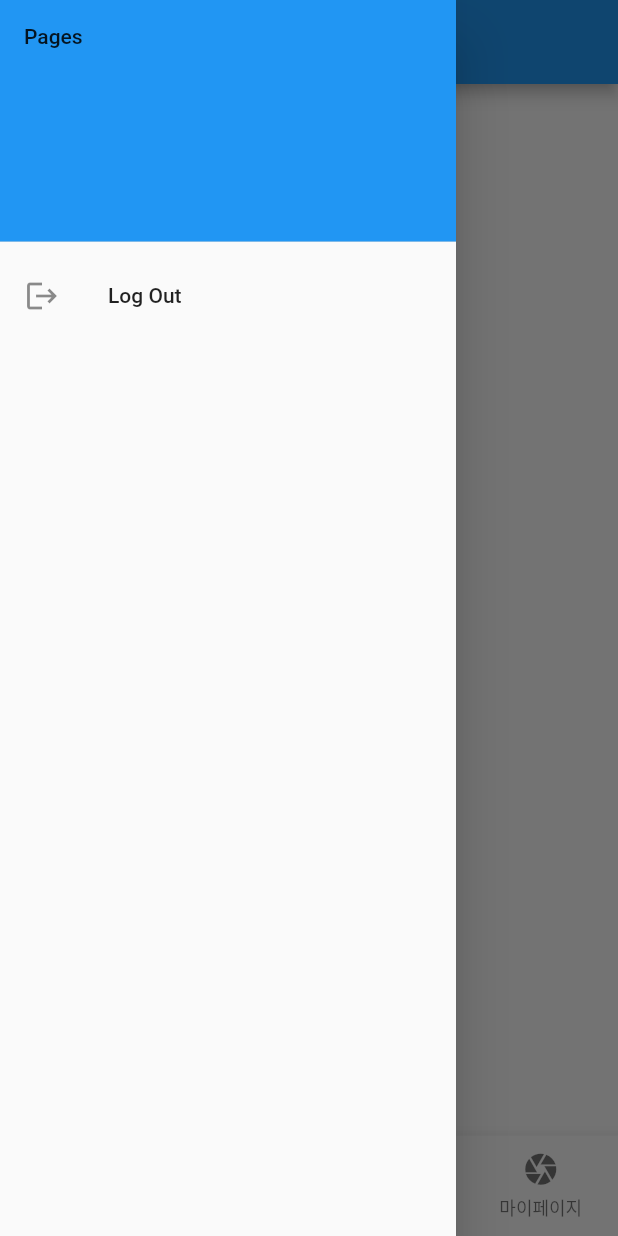
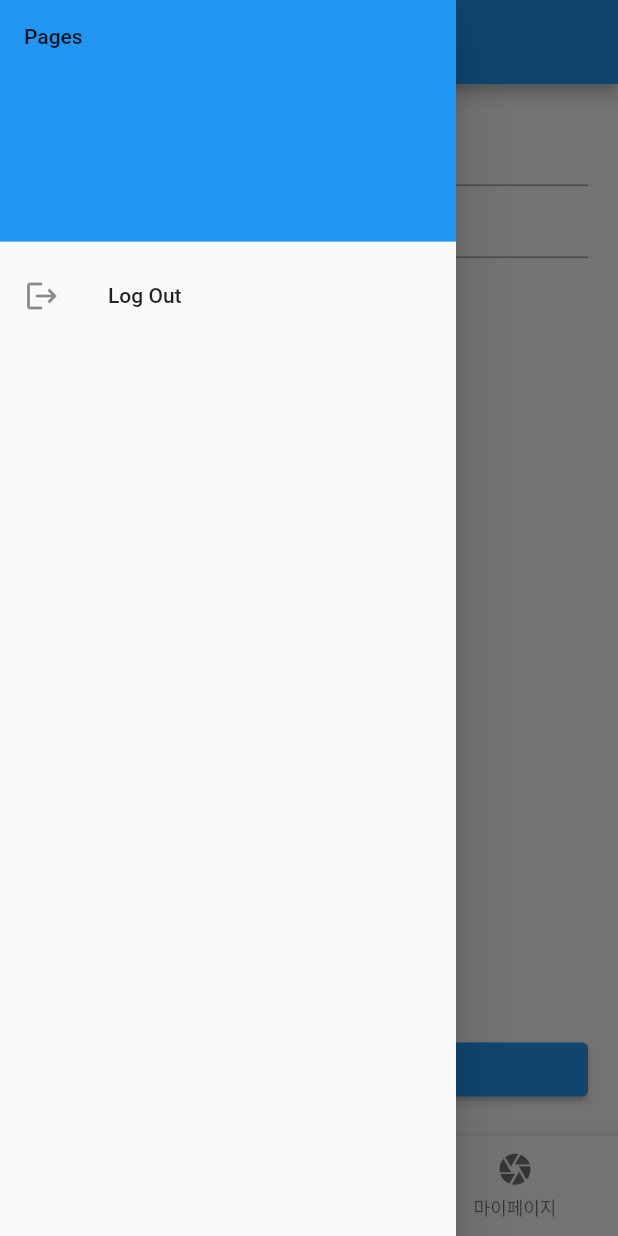
Before and after one commit to sam2244/AppWinterCamp2021, a Flutter app: the MakeroomPage screen opened by its route, with the side drawer open, on a phone screen of 412 x 824 dp. Run offline on Flutter 3.47's test engine with Material 2 defaults, Android fonts, the phone set to English and light mode, and no system bars; our stand-ins replace cloud_firestore, firebase_auth, firebase_core, google_sign_in; accounts and stored records are empty.

Commit message:
makeroom page development
add few form settings for making a new chat room

```diff
--- a/lib/makeroom.dart
+++ b/lib/makeroom.dart
@@ -1,7 +1,9 @@
+
+import 'package:cloud_firestore/cloud_firestore.dart';
 import 'package:firebase_auth/firebase_auth.dart';
 import 'package:flutter/cupertino.dart';
 import 'package:flutter/material.dart';
-
+import 'package:flutter/services.dart';
 import 'login.dart';
 
 
@@ -11,6 +13,12 @@ class MakeroomPage extends StatefulWidget {
 
 class MakeroomPageState extends State<MakeroomPage > {
   int _selectedIndex = 0;
+  final _formKey = GlobalKey<FormState>(debugLabel: '_GuestBookState');
+  final _titlecontroller = TextEditingController();
+  final _maxnumcontroller = TextEditingController();
+  final int _maxnum = 2;
+  final int _maxsec = 60;
+  final int _category = 0;
 
   @override
   Widget build(BuildContext context) {
@@ -60,10 +68,6 @@ class MakeroomPageState extends State<MakeroomPage > {
           ),
           BottomNavigationBarItem(
             icon: Icon(Icons.camera),
-            label: '대기방',
-          ),
-          BottomNavigationBarItem(
-            icon: Icon(Icons.camera),
             label: '마이페이지',
           ),
         ],
@@ -71,9 +75,101 @@ class MakeroomPageState extends State<MakeroomPage > {
         onTap: _onItemTapped,
       ),
       body: Container(
+          padding: const EdgeInsets.all(20.0),
+          child: Form(
+            key: _formKey,
+            child: Column(
+              children: [
+                Expanded(
+                  child: Column(
+                    children: [
+                      TextFormField(
+                        controller: _titlecontroller,
+                        decoration: const InputDecoration(
+                          hintText: '방이름을 입력해주세요',
+                        ),
+                        validator: (value) {
+                          if (value == null || value.isEmpty) {
+                            return '방이름을 입력해주세요';
+                          }
+                          return null;
+                        },
+                      ),
+                      const SizedBox(width: 20),
+                      TextFormField(
+                        controller: _maxnumcontroller,
+                        keyboardType: TextInputType.number,
+                        decoration: const InputDecoration(
+                          hintText: '방 최대인원을 입력해주세요 (2-4)',
+                        ),
+                        validator: (value) {
+                          if (value == null || value.isEmpty /*|| value < 2 || value > 4*/) {
+                            return '방 최대인원을 제대로 입력해주세요 (2-4)';
+                          }
+                          return null;
+                        },
+                      ),
+                    ],
+                  ),
+                ),
+                ElevatedButton(
+                  onPressed: () async {
+                    if (_formKey.currentState!.validate()) {
+                      await addRoom(_titlecontroller.text, _maxnum, _maxsec, await _Category(_category));
+                      _titlecontroller.clear();
+                    }
+                  },
+                  child: Row(
+                    children: const [
+                      Icon(Icons.add_rounded),
+                      SizedBox(width: 4),
+                      Text('Add'),
+                    ],
+                  ),
+                ),
+              ],
+            ),
+
+          ),
       ),
     );
   }
+
+  Future addRoom(String title, int max, int time, String category) async {
+    await FirebaseFirestore.instance.collection("rooms").add({
+      "title": title,
+      "maxnum": max,
+      'maxtime': time,
+      "category": category,
+      'timestamp': DateTime.now().millisecondsSinceEpoch,
+      'name': FirebaseAuth.instance.currentUser!.displayName,
+      'userId': FirebaseAuth.instance.currentUser!.uid,
+      'email': FirebaseAuth.instance.currentUser!.email,
+    });
+  }
+  Future<String> _Category(int index) async {
+    String categorytext ="";
+    if(index == 0){
+      categorytext = "상담";
+    }
+    else if(index == 1){
+      categorytext = "면접";
+    }
+    else if(index == 2){
+      categorytext = "토론";
+    }
+    else if(index == 3){
+      categorytext = "스터디";
+    }
+    else if(index == 4){
+      categorytext= "만남";
+    }
+    else if(index == 5){
+      categorytext = "수다";
+    }
+    return categorytext;
+  }
+
   void _onItemTapped(int index) {
     if(index == 0){
       Navigator.pushNamed(context, '/makeroom',
@@ -84,10 +180,6 @@ class MakeroomPageState extends State<MakeroomPage > {
       );
     }
     else if(index == 2){
-      Navigator.pushNamed(context, '/chat',
-      );
-    }
-    else if(index == 3){
       Navigator.pushNamed(context, '/mypage',
       );
     }
@@ -95,8 +187,8 @@ class MakeroomPageState extends State<MakeroomPage > {
       _selectedIndex = index;
     });
   }
+
   Future signOut() async {
-    // Trigger the authentication flow
     final FirebaseAuth auth = await FirebaseAuth.instance;
     await auth.signOut();
     uid = "";
```
